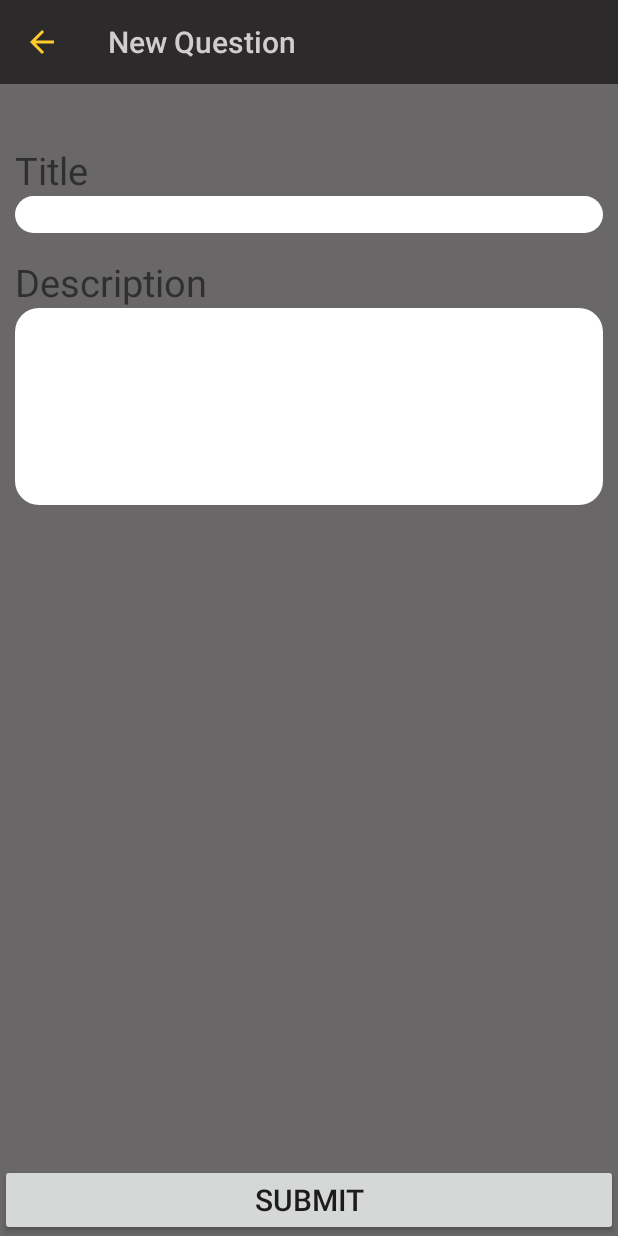
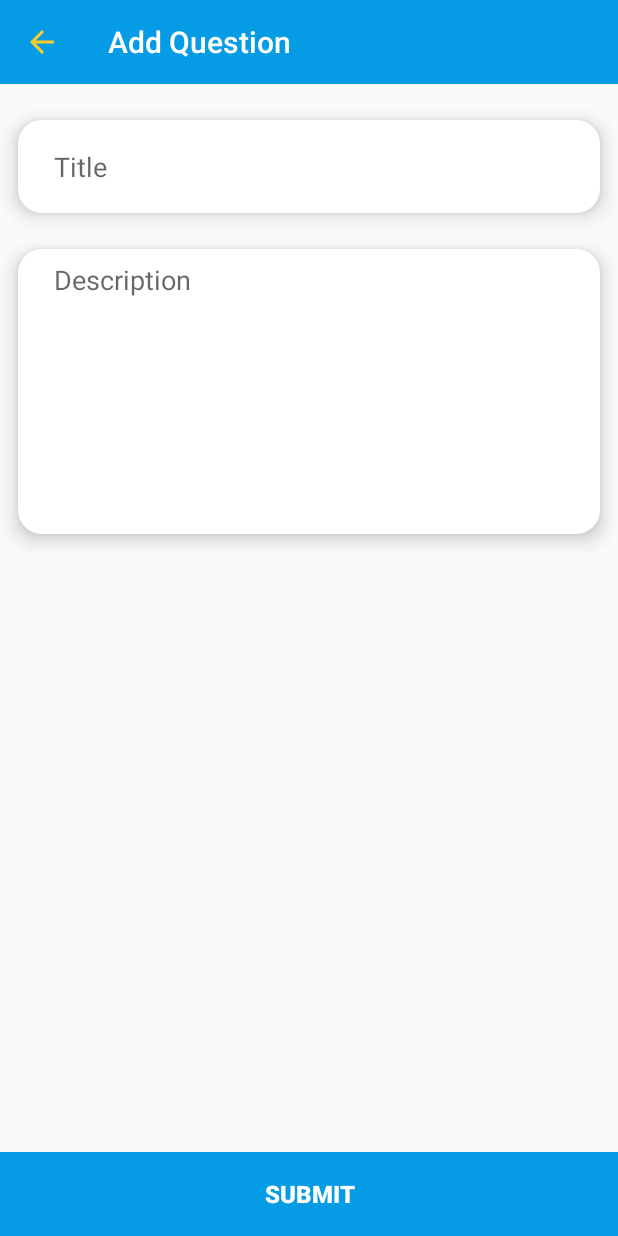
Before and after one commit to MonGuide/MonGuide, an Android app: the layout activity_addquestion.xml on its own in the app's theme, with its tools: preview values and no code run, on a phone screen of 412 x 824 dp. Run offline under Robolectric (Android 15) with nearby library versions, the phone set to English and light mode, and no system bars.

Commit message:
add_question

```diff
--- a/app/src/main/AndroidManifest.xml
+++ b/app/src/main/AndroidManifest.xml
@@ -18,12 +18,6 @@
         </activity>
 
         <activity android:name="com.monguide.monguide.loginandsignup.LoginActivity">
-            <intent-filter>
-                <action android:name=
-                    "android.intent.action.MAIN" />
-                <category android:name=
-                    "android.intent.category.LAUNCHER" />
-            </intent-filter>
 
         </activity>
 
--- /dev/null
+++ b/app/src/main/res/drawable/background_addquestion_edittext.xml
@@ -0,0 +1,10 @@
+<?xml version="1.0" encoding="utf-8"?>
+<shape
+    xmlns:android="http://schemas.android.com/apk/res/android"
+    android:shape="rectangle">
+
+    <solid android:color="@android:color/white"/>
+    <corners android:radius="16dp"/>
+    <border android:color = "@color/colorYellow"/>
+
+</shape>
--- a/app/src/main/res/layout/activity_addquestion.xml
+++ b/app/src/main/res/layout/activity_addquestion.xml
@@ -3,70 +3,73 @@
 <RelativeLayout xmlns:android="http://schemas.android.com/apk/res/android"
     android:layout_width="match_parent"
     android:layout_height="match_parent"
-    android:background="#696767"
     xmlns:app="http://schemas.android.com/apk/res-auto">
 
     <androidx.appcompat.widget.Toolbar
         android:layout_width="match_parent"
         android:layout_height="wrap_content"
-        android:background="#2C2A2A"
+        android:background="@color/colorPrimaryDark"
         android:id="@+id/activity_addquestion_toolbar"
         app:navigationIcon="@drawable/ic_back_24dp"
-        app:titleTextColor="#D1CDCD"
-        app:title="New Question"/>
+        app:titleTextColor="@color/colorWhite"
+        app:title="Add Question"/>
 
     <LinearLayout
         android:layout_width="match_parent"
         android:layout_height="wrap_content"
         android:orientation="vertical"
         android:layout_below="@+id/activity_addquestion_toolbar"
-        android:layout_marginTop="30dp"
-        android:padding="10dp">
+        android:layout_marginTop="12dp">
 
-        <androidx.appcompat.widget.AppCompatTextView
+
+        <androidx.appcompat.widget.AppCompatEditText
+            android:id="@+id/activity_addquestion_titleedittext"
             android:layout_width="match_parent"
             android:layout_height="wrap_content"
-            android:text="Title"
-            android:textSize="25dp">
-        </androidx.appcompat.widget.AppCompatTextView>
+            android:inputType="textMultiLine"
+            android:lines="2"
+            android:scrollHorizontally="false"
+            android:hint="Title"
+            android:focusableInTouchMode="true"
+            android:background="@drawable/background_addquestion_edittext"
+            android:paddingLeft="24dp"
+            android:paddingRight="24dp"
+            android:paddingTop="8dp"
+            android:paddingBottom="8dp"
+            android:elevation="8dp"
+            android:layout_margin="12dp">
+        </androidx.appcompat.widget.AppCompatEditText>
+
 
         <androidx.appcompat.widget.AppCompatEditText
             android:layout_width="match_parent"
             android:layout_height="wrap_content"
-            android:id="@+id/activity_addquestion_titleedittext"
-            android:background="@drawable/background_questionsummaryitem">
-        </androidx.appcompat.widget.AppCompatEditText>
-
-        <androidx.appcompat.widget.AppCompatTextView
-            android:layout_width="match_parent"
-            android:layout_height="wrap_content"
-            android:text="Description"
-            android:textSize="25dp"
-            android:layout_marginTop="15dp">
-        </androidx.appcompat.widget.AppCompatTextView>
-
-        <androidx.appcompat.widget.AppCompatEditText
-            android:layout_width="match_parent"
-            android:layout_height="wrap_content"
+            android:hint="Description"
+            android:paddingLeft="24dp"
+            android:paddingRight="24dp"
+            android:paddingTop="8dp"
+            android:paddingBottom="8dp"
+            android:layout_margin="12dp"
+            android:elevation="8dp"
             android:id="@+id/activity_addquestion_descriptionedittext"
-            android:inputType="text|textMultiLine"
-            android:overScrollMode="always"
-            android:scrollbarStyle="insideInset"
-            android:scrollbars="vertical"
-            android:lines="6"
-            android:textAppearance="?android:attr/textAppearanceMedium"
+            android:inputType="textMultiLine"
+            android:lines="8"
+            android:gravity="top|left"
             android:scrollHorizontally="false"
-            android:background="@drawable/background_questionsummaryitem">
+            android:background="@drawable/background_addquestion_edittext">
         </androidx.appcompat.widget.AppCompatEditText>
 
     </LinearLayout>
 
     <androidx.appcompat.widget.AppCompatButton
         android:layout_width="match_parent"
-        android:layout_height="wrap_content"
+        android:layout_height="56dp"
         android:id="@+id/activity_addquestion_submitbutton"
         android:text="Submit"
-        android:textSize="20sp"
+        android:textSize="16dp"
+        android:textStyle="bold"
+        android:textColor="@color/colorWhite"
+        android:background="@drawable/background_signup_signupbutton"
         android:layout_alignParentBottom="true"/>
 
 </RelativeLayout>
```
